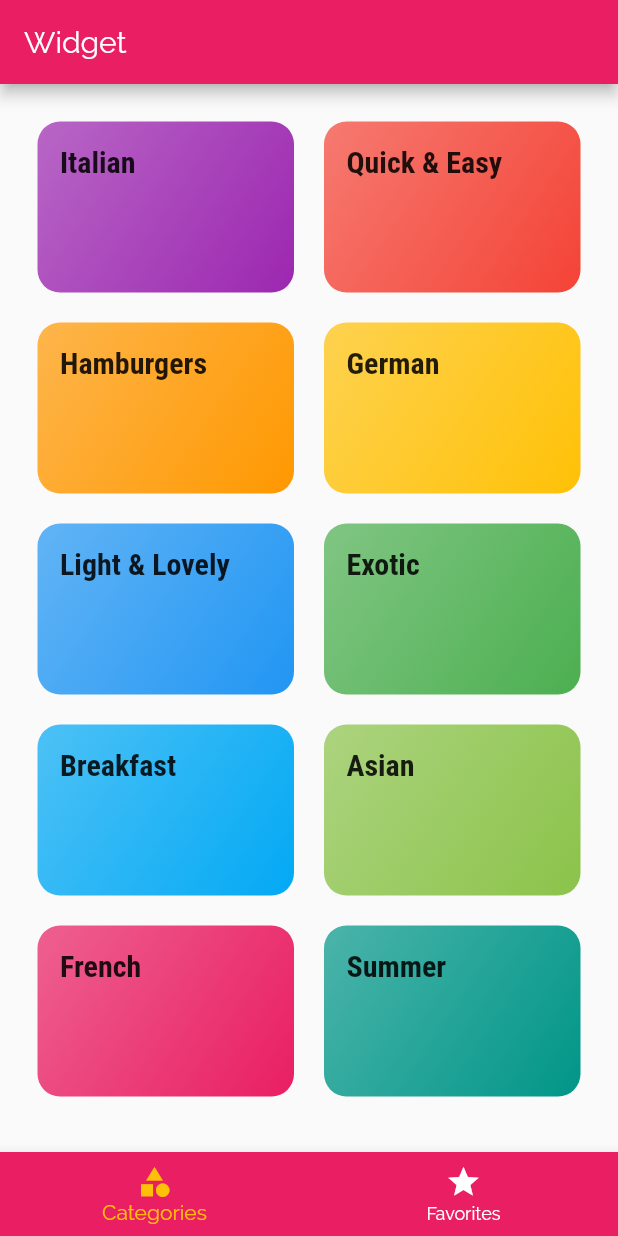
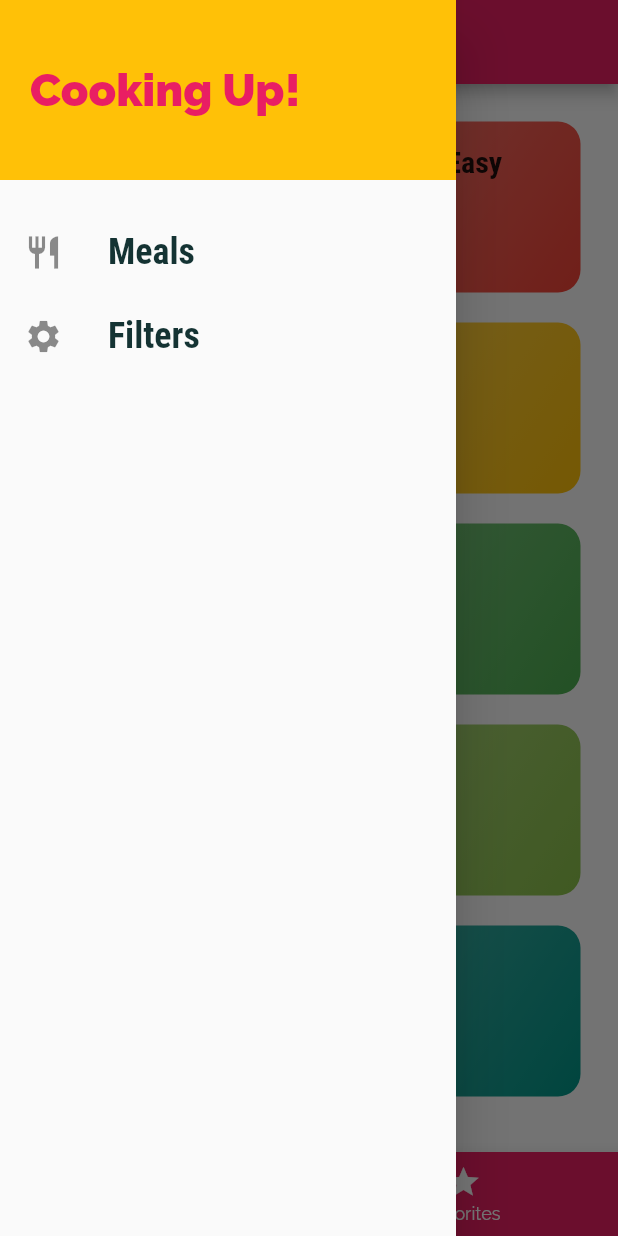
Before and after one commit to jvnagarjuna/flutter_meals_app, a Flutter app: the screen it shows after launch, with the side drawer open (before the commit the screen has no drawer), on a phone screen of 412 x 824 dp. Run offline on Flutter 3.47's test engine with Material 2 defaults, Android fonts, the phone set to English and light mode, and no system bars.

Commit message:
175. Adding a Custom Drawer

```diff
--- a/lib/screens/tabs_screen.dart
+++ b/lib/screens/tabs_screen.dart
@@ -1,4 +1,5 @@
 import 'package:flutter/material.dart';
+import '../widgets/main_drawer.dart';
 import './categories_screen.dart';
 import './favorites_screen.dart';
 
@@ -33,6 +34,7 @@ class _TabsScreenState extends State<TabsScreen> {
       appBar: AppBar(
         title: Text('${_pages[_selectedPageIndex]['page']}'),
       ),
+      drawer: MainDrawer(),
       body: _pages[_selectedPageIndex]['page'],
       bottomNavigationBar: BottomNavigationBar(
         onTap: _selectPage,
--- /dev/null
+++ b/lib/widgets/main_drawer.dart
@@ -0,0 +1,59 @@
+import 'package:flutter/material.dart';
+
+class MainDrawer extends StatelessWidget {
+  Widget buildListTile(String title, IconData icon) {
+    return ListTile(
+      leading: Icon(
+        icon,
+        size: 26,
+      ),
+      title: Text(
+        title,
+        style: TextStyle(
+          fontFamily: 'RobotoCondensed',
+          fontSize: 24,
+          fontWeight: FontWeight.bold,
+        ),
+      ),
+      onTap: () {
+        // ...
+      },
+    );
+  }
+
+  @override
+  Widget build(BuildContext context) {
+    return Drawer(
+      child: Column(
+        children: [
+          Container(
+            height: 120,
+            width: double.infinity,
+            padding: EdgeInsets.all(20),
+            alignment: Alignment.centerLeft,
+            color: Theme.of(context).accentColor,
+            child: Text(
+              'Cooking Up!',
+              style: TextStyle(
+                fontWeight: FontWeight.w900,
+                fontSize: 30,
+                color: Theme.of(context).primaryColor,
+              ),
+            ),
+          ),
+          SizedBox(
+            height: 20,
+          ),
+          buildListTile(
+            'Meals',
+            Icons.restaurant,
+          ),
+          buildListTile(
+            'Filters',
+            Icons.settings,
+          ),
+        ],
+      ),
+    );
+  }
+}
```
